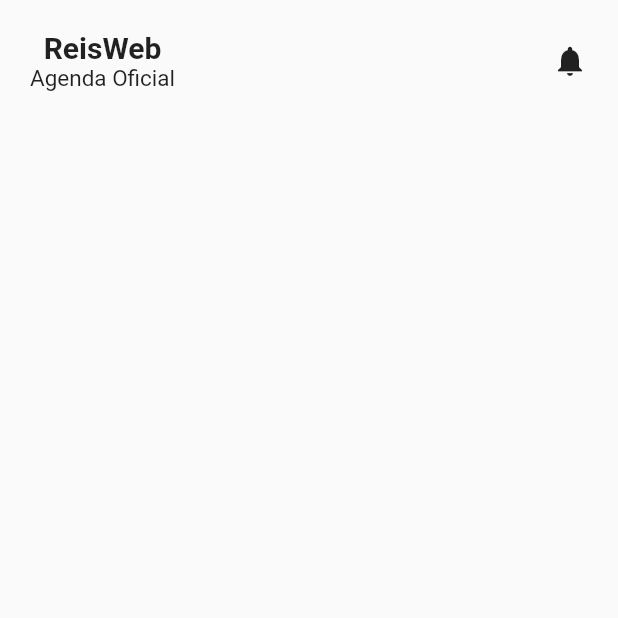
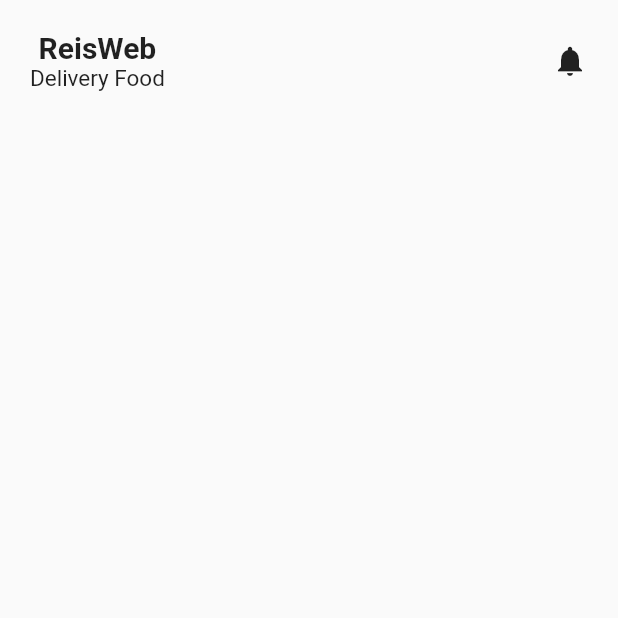
Before and after one commit to CelsoSReis/Agenda_Flutter, a Flutter app: the screen it shows after launch, on a phone screen of 412 x 824 dp, the top half of it. Run offline on Flutter 3.47's test engine with Material 2 defaults, Android fonts, the phone set to English and light mode, and no system bars.

Commit message:
Correções

```diff
--- a/lib/src/app.dart
+++ b/lib/src/app.dart
@@ -5,7 +5,7 @@ class app extends StatelessWidget {
   @override
   Widget build(BuildContext context) {
     return MaterialApp(
-      title: "Agenda",
+      title: "Delivery Food",
       theme: ThemeData(primaryColor: Colors.green),
       home: TelaInicial(),
     );
--- a/lib/src/componentes/cabecalho.dart
+++ b/lib/src/componentes/cabecalho.dart
@@ -12,7 +12,7 @@ class Cabecalho extends StatelessWidget {
         Column(
           children: <Widget>[
             Text("ReisWeb", style: styleTitulo),
-            Text("Agenda Oficial", style: styleSubtitulo)
+            Text("Delivery Food", style: styleSubtitulo)
           ],
         ),
         Icon(Icons.notifications),
```
Also changed, not shown: lib/src/componentes/categorias.dart (+5 -6 lines), lib/src/dados/categoriasDados.dart (added, +14 -0 lines), lib/src/models/categoriasmodelos.dart (+9 -5 lines).
